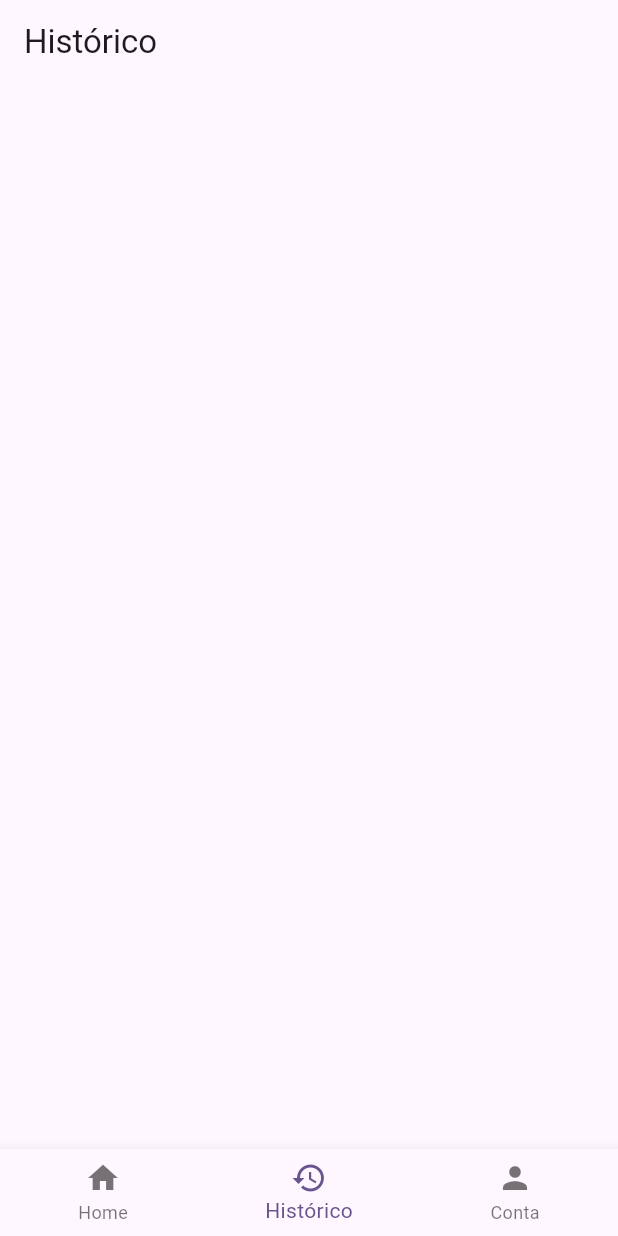
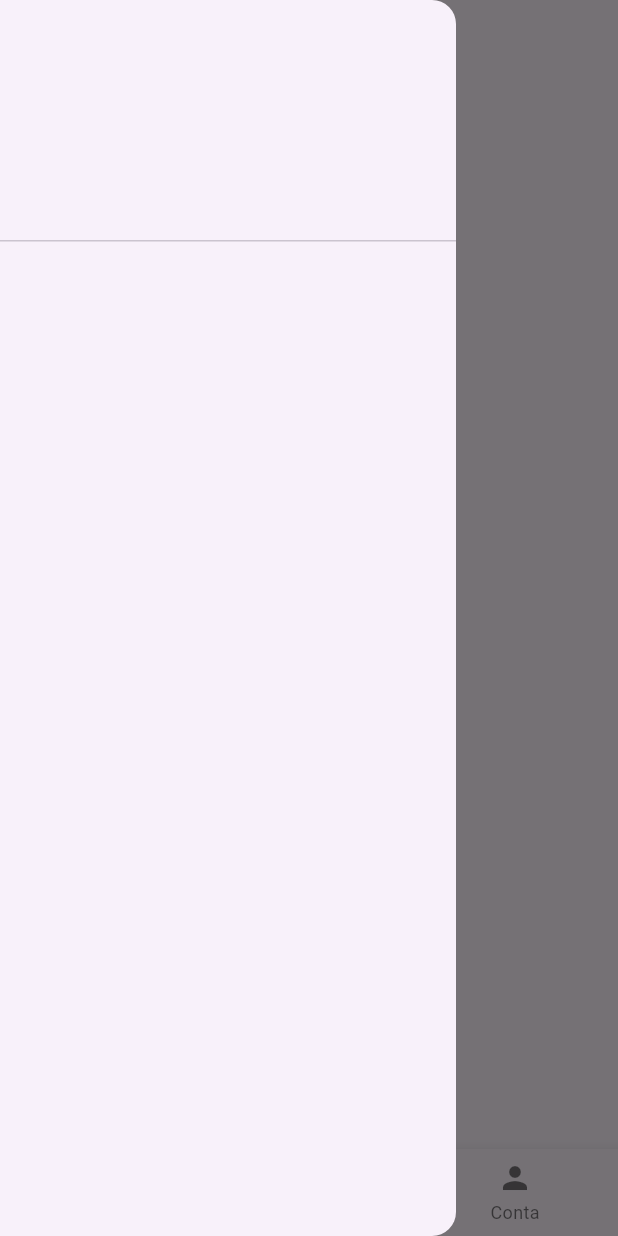
Before and after one commit to ramonbasilio/servicemanagerapp, a Flutter app: the screen it shows once a user with an empty profile is signed in, item 2 of the bottom bar chosen, with the side drawer open (before the commit the screen has no drawer), on a phone screen of 412 x 824 dp. Run offline on Flutter 3.47's test engine with Material 3 defaults, Android fonts, the phone set to English and light mode, and no system bars; our stand-ins replace cloud_firestore, firebase_auth, firebase_core, firebase_storage, get, mask_text_input_formatter and 1 more; missing offline and left inert: camera_camera; accounts and stored records are empty.

Commit message:
commit 17072024

```diff
--- a/lib/main.dart
+++ b/lib/main.dart
@@ -14,7 +14,7 @@ void main() async {
   );
   runApp(ChangeNotifierProvider(
     create: (context) => MyProvider(),
-    child:  MyApp()));
+    child: const MyApp()));
 }
 
 class MyApp extends StatelessWidget {
--- a/lib/src/data/model/service_order.dart
+++ b/lib/src/data/model/service_order.dart
@@ -24,7 +24,7 @@ class ServiceOrder {
       required this.pathImages,
       required this.pathSign,
       DateTime? date})
-      : date = DateTime.now();
+      : date = DateTime.timestamp();
 
   Map<String, dynamic> toMap() {
     final result = <String, dynamic>{};
--- /dev/null
+++ b/lib/src/data/model/user.dart
@@ -0,0 +1,34 @@
+// ignore_for_file: public_member_api_docs, sort_constructors_first
+import 'dart:convert';
+
+class UserProfile {
+  String name;
+  String email;
+  String idUser;
+  UserProfile({
+    required this.name,
+    required this.email,
+    required this.idUser,
+  });
+
+  Map<String, dynamic> toMap() {
+    return <String, dynamic>{
+      'name': name,
+      'email': email,
+      'idUser': idUser,
+    };
+  }
+
+  factory UserProfile.fromMap(Map<String, dynamic> map) {
+    return UserProfile(
+      name: map['name'] as String,
+      email: map['email'] as String,
+      idUser: map['idUser'] as String,
+    );
+  }
+
+  String toJson() => json.encode(toMap());
+
+  factory UserProfile.fromJson(String source) =>
+      UserProfile.fromMap(json.decode(source) as Map<String, dynamic>);
+}
--- a/lib/src/data/provider/firebase_provider.dart
+++ b/lib/src/data/provider/firebase_provider.dart
@@ -2,12 +2,18 @@
 import 'package:get/get.dart';
 import 'package:servicemangerapp/src/data/model/client.dart';
 import 'package:servicemangerapp/src/data/model/service_order.dart';
+import 'package:servicemangerapp/src/data/model/user.dart';
 import 'package:servicemangerapp/src/data/repository/firebase_cloud_firestore.dart';
 
 class ManagerProvider extends GetxController {
   var controlAddClientPage = false.obs;
   var foundClients = <Client>[].obs;
   var allServiceOrder = <ServiceOrder>[].obs;
+  Rx<UserProfile> userProfile = UserProfile(
+    email: '',
+    idUser: '',
+    name: '',
+  ).obs;
 
   FirebaseCloudFirestore _firebaseRepository = FirebaseCloudFirestore();
 
@@ -15,6 +21,17 @@ class ManagerProvider extends GetxController {
     List<Client> response = await _firebaseRepository.getAllClients();
     response.sort((a, b) => a.name.compareTo(b.name));
     foundClients.value = response;
+  }
+
+  void updateUserProfile(UserProfile newUserProfile) {
+    userProfile.value = newUserProfile;
+  }
+
+  Future<void> getUserProfile() async {
+    UserProfile? _userProfile = await FirebaseCloudFirestore().getUserProfile();
+    if (_userProfile != null) {
+      updateUserProfile(_userProfile);
+    }
   }
 
   Future<void> registerClientProvider({required Client client}) async {
--- a/lib/src/pages/1_pages_functional/page_init/page_init.dart
+++ b/lib/src/pages/1_pages_functional/page_init/page_init.dart
@@ -13,11 +13,7 @@ class PageInit extends StatefulWidget {
 }
 
 class _PageInitState extends State<PageInit> {
-  @override
-  void initState() {
-    Get.put(ManagerProvider());
-    super.initState();
-  }
+  ManagerProvider managerProvider = Get.put(ManagerProvider());
 
   final List<Widget> _pages = [
     const PageHome(),
@@ -34,7 +30,29 @@ class _PageInitState extends State<PageInit> {
 
   @override
   Widget build(BuildContext context) {
+    managerProvider.getUserProfile();
     return Scaffold(
+      drawer: Obx(() => Drawer(
+            child: ListView(
+              children: [
+                DrawerHeader(
+                  child: Column(
+                    crossAxisAlignment: CrossAxisAlignment.start,
+                    children: [
+                      Text(
+                        managerProvider.userProfile.value.name,
+                        style: TextStyle(color: Colors.black, fontSize: 25),
+                      ),
+                      Text(
+                        managerProvider.userProfile.value.email,
+                        style: TextStyle(color: Colors.black, fontSize: 20),
+                      ),
+                    ],
+                  ),
+                ),
+              ],
+            ),
+          )),
       body: _pages[_index],
       bottomNavigationBar: BottomNavigationBar(
         currentIndex: _index,
--- a/lib/src/pages/2_pages_buttom/page_make_service_order/page_make_service_order.dart
+++ b/lib/src/pages/2_pages_buttom/page_make_service_order/page_make_service_order.dart
@@ -27,7 +27,6 @@ class _PageMakeServiceOrderState extends State<PageMakeServiceOrder> {
   final TextEditingController _accessoriesController = TextEditingController();
   final TextEditingController _defectController = TextEditingController();
   ManagerProvider clientController = Get.find();
-  //Firebasetorage firebasetorage = Get.put(Firebasetorage());
   var nameClient = ''.obs;
   var phoneClient = ''.obs;
   var emailClient = ''.obs;
```
Also changed, not shown: lib/src/data/repository/firebase_auth.dart (+7 -0 lines), lib/src/data/repository/firebase_cloud_firestore.dart (+22 -4 lines), lib/src/extensions/extensions.dart (added, +7 -0 lines), lib/src/pages/2_pages_buttom/page_my_service_orders/page_my_service_orders.dart (+17 -6 lines).
